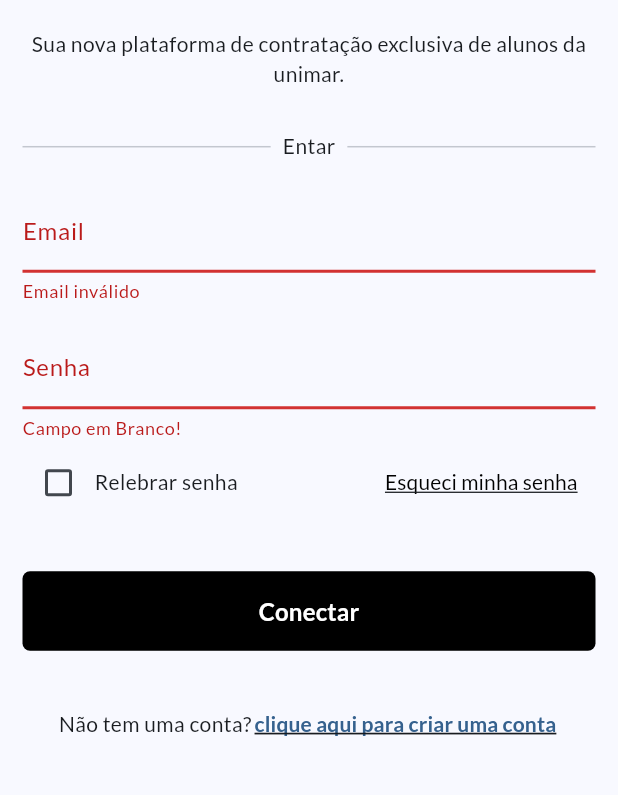
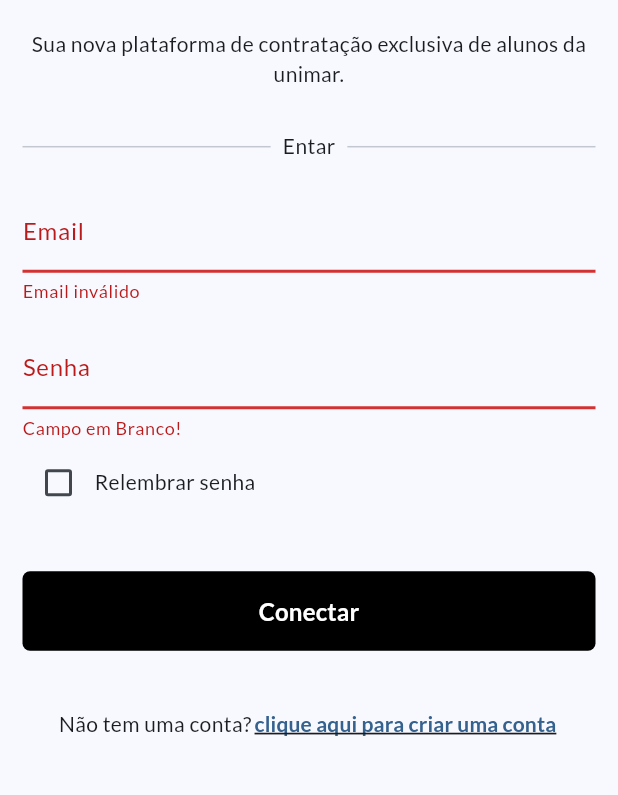
Before and after one commit to victorhug01/unijobs, a Flutter app: the screen it shows after launch, after a tap on "Conectar", on a phone screen of 412 x 824 dp, the part 329-1124 px from its top. Run offline on Flutter 3.47's test engine with Material 3 defaults, Android fonts, the phone set to English and light mode, and no system bars; our stand-ins replace email_validator, firebase_auth, firebase_core, google_fonts, supabase_flutter; accounts and stored records are empty; statements that could not run were skipped.

Commit message:
alterações background

```diff
--- a/lib/src/app/myapp.dart
+++ b/lib/src/app/myapp.dart
@@ -2,7 +2,6 @@ import 'package:firebase_auth/firebase_auth.dart';
 import 'package:flutter/material.dart';
 import 'package:google_fonts/google_fonts.dart';
 import 'package:unijobs/src/services/subabase_services.dart';
-import 'package:unijobs/src/views/forgotpassword/forgotpassword.dart';
 import 'package:unijobs/src/views/login/login_authetication.dart';
 import 'package:unijobs/src/views/navigation/navigation_bar_controller.dart';
 import 'package:unijobs/src/views/register/register_authentication.dart';
@@ -22,7 +21,6 @@ class MyApp extends StatelessWidget {
       ),
       initialRoute: '/',
       routes: {
-        'forgotPassword': (_) => const ForgotPassword(),
         'registerAuthetication': (_) => const RegisterAuthentication(),
         'loginAuthentication': (_) => const LoginAuthentication(),
         'roteadorScreen': (_) => const RoteadorScreen(),
--- a/lib/src/views/login/login_authetication.dart
+++ b/lib/src/views/login/login_authetication.dart
@@ -57,7 +57,8 @@ class _LoginAuthenticationState extends State<LoginAuthentication>
                                 ),
                               ),
                               SizedBox(
-                                width: responsive.isMobile ? double.infinity : 450,
+                                width:
+                                    responsive.isMobile ? double.infinity : 450,
                                 child: Form(
                                   key: _keyForm,
                                   child: Column(
@@ -130,23 +131,8 @@ class _LoginAuthenticationState extends State<LoginAuthentication>
                                                   });
                                                 },
                                               ),
-                                              const Text('Relebrar senha'),
+                                              const Text('Relembrar senha'),
                                             ],
-                                          ),
-                                          TextButton(
-                                            onPressed: () {
-                                              Navigator.of(context)
-                                                  .pushNamed('forgotPassword');
-                                            },
-                                            child: Text(
-                                              'Esqueci minha senha',
-                                              style: TextStyle(
-                                                color: ColorSchemeManagerClass
-                                                    .colorBlack,
-                                                decoration:
-                                                    TextDecoration.underline,
-                                              ),
-                                            ),
                                           ),
                                         ],
                                       ),
@@ -164,11 +150,9 @@ class _LoginAuthenticationState extends State<LoginAuthentication>
                                               final navigation =
                                                   Navigator.of(context);
 
-                                              // Exibe o CircularProgressIndicator enquanto o processo está em andamento
                                               showDialog(
                                                 context: context,
-                                                barrierDismissible:
-                                                    false, // Impede que o usuário feche o diálogo tocando fora
+                                                barrierDismissible: false,
                                                 builder:
                                                     (BuildContext context) {
                                                   return const Center(
@@ -179,14 +163,12 @@ class _LoginAuthenticationState extends State<LoginAuthentication>
                                               );
 
                                               try {
-                                                // Executa o processo de login
                                                 String? error =
                                                     await _authService
                                                         .signInUsers(
                                                             email: email,
                                                             password: password);
 
-                                                // Caso haja erro, exibe um SnackBar com a mensagem
                                                 if (error != null) {
                                                   sm.showSnackBar(
                                                     SnackBar(
@@ -200,7 +182,6 @@ class _LoginAuthenticationState extends State<LoginAuthentication>
                                                   );
                                                 }
                                               } catch (e) {
-                                                // Lida com erros inesperados
                                                 sm.showSnackBar(
                                                   SnackBar(
                                                     backgroundColor:
@@ -213,7 +194,6 @@ class _LoginAuthenticationState extends State<LoginAuthentication>
                                                   ),
                                                 );
                                               } finally {
-                                                // Fecha o CircularProgressIndicator após o processo
                                                 navigation.pop();
                                               }
                                               _keyForm.currentState!.reset();
--- a/lib/src/views/navigation/profile/profile_page.dart
+++ b/lib/src/views/navigation/profile/profile_page.dart
@@ -13,7 +13,7 @@ class _ProfilePageState extends State<ProfilePage> {
   @override
   Widget build(BuildContext context) {
     return Scaffold(
-      backgroundColor: Colors.orange,
+      backgroundColor: Colors.transparent,
       body: Center(
             child: ElevatedButton(
               onPressed: () {
--- a/lib/src/views/navigation/search/search_page.dart
+++ b/lib/src/views/navigation/search/search_page.dart
@@ -18,6 +18,7 @@ class _SearchPageState extends State<SearchPage> {
   Widget build(BuildContext context) {
     final responsive = Responsive(context);
     return Scaffold(
+      backgroundColor: Colors.transparent,
       body: FutureBuilder(
         future: _future,
         builder: (context, snapshot) {
--- a/pubspec.yaml
+++ b/pubspec.yaml
@@ -40,6 +40,7 @@ dependencies:
   firebase_core: ^2.24.2
   firebase_auth: ^4.16.0
   supabase_flutter: ^2.6.0
+
 
 
 dev_dependencies:
```
Also changed, not shown: lib/src/views/forgotpassword/forgotpassword.dart (deleted, +0 -18 lines), lib/src/views/navigation/home/home_page.dart (+37 -26 lines), lib/src/views/navigation/navigation_bar_controller.dart (+5 -4 lines), lib/src/views/navigation/newpost/newpost_page.dart (+2 -12 lines).
